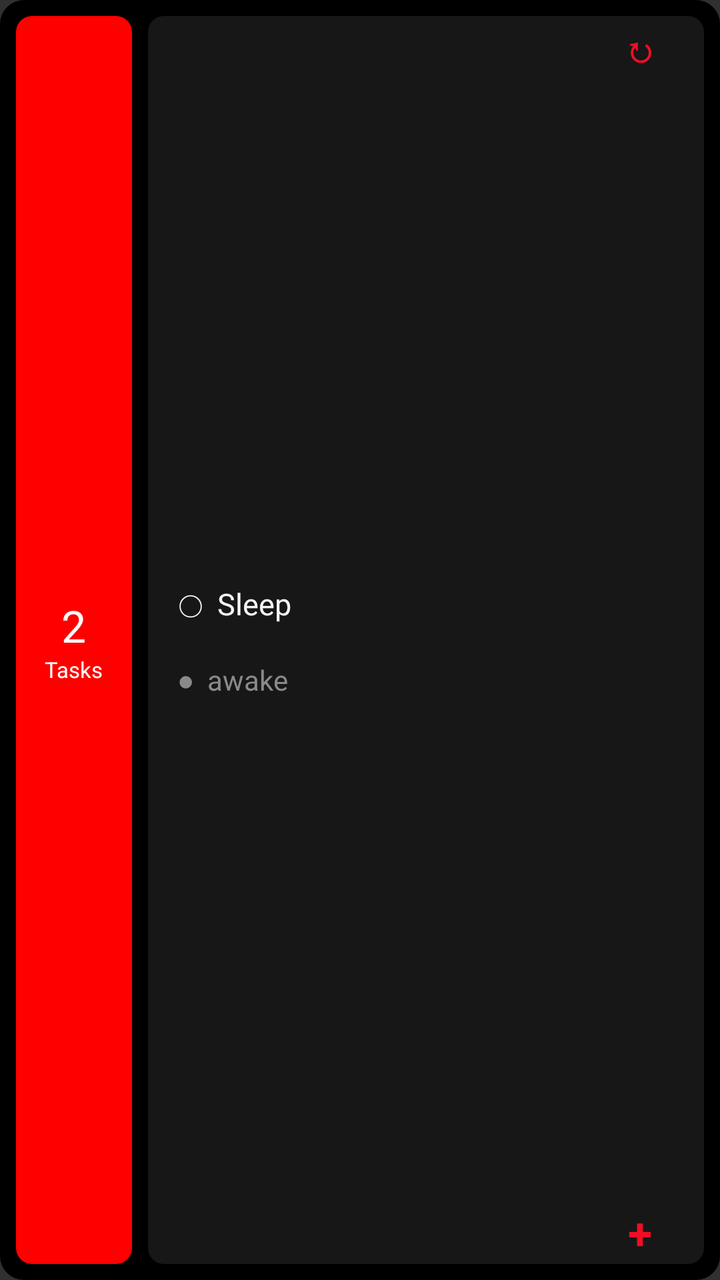
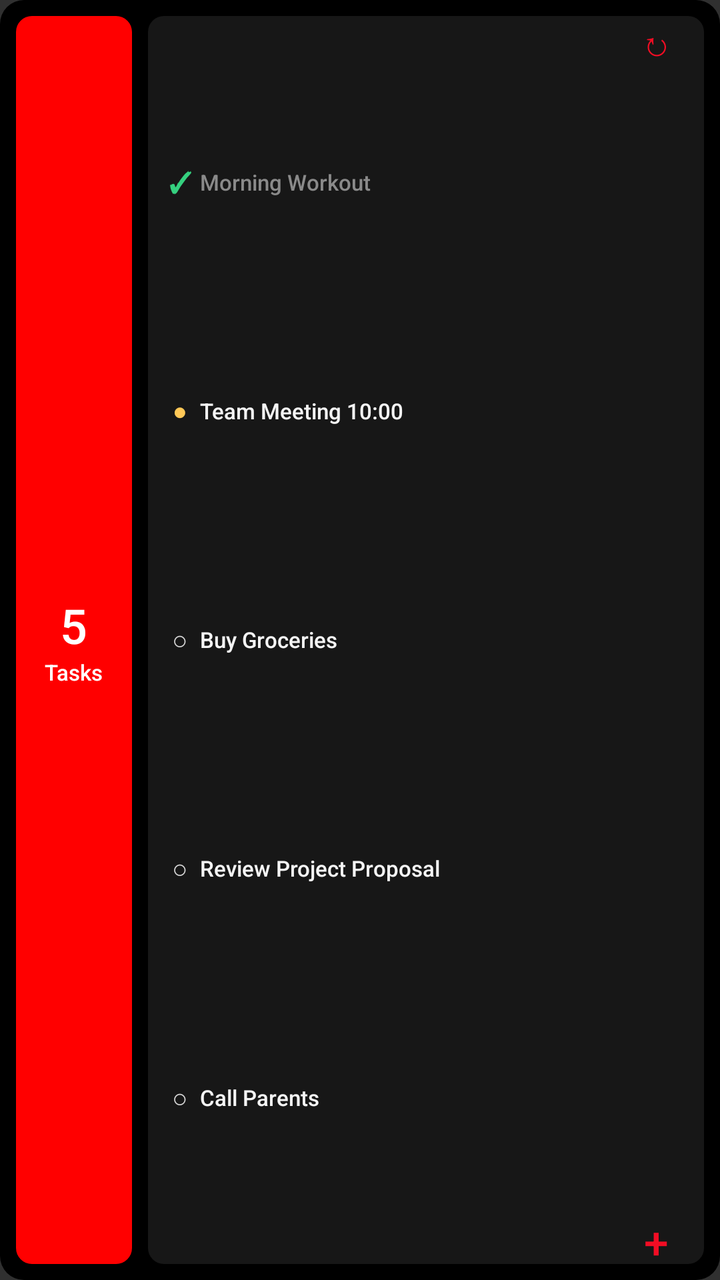

Before-and-after screenshots of an Android layout around one commit, followed by the original layout XML and the change that was made.
<!-- AndroidManifest.xml: application theme Theme.DarkTodo -->
<!-- res/layout/todo_widget_preview.xml -->
<?xml version="1.0" encoding="utf-8"?>
<FrameLayout xmlns:android="http://schemas.android.com/apk/res/android"
    android:layout_width="match_parent" android:layout_height="match_parent">
    <ImageView android:layout_width="match_parent" android:layout_height="match_parent"
        android:src="@drawable/widget_outer_background" android:scaleType="fitXY" />
    <LinearLayout android:layout_width="match_parent" android:layout_height="match_parent"
        android:orientation="horizontal" android:padding="8dp">
        <FrameLayout android:layout_width="58dp" android:layout_height="match_parent">
            <ImageView android:layout_width="match_parent" android:layout_height="match_parent" android:src="@drawable/widget_count_background" android:scaleType="fitXY" />
            <LinearLayout android:layout_width="match_parent" android:layout_height="match_parent" android:gravity="center" android:orientation="vertical">
                <TextView android:layout_width="wrap_content" android:layout_height="wrap_content" android:fontFamily="sans-serif" android:text="2" android:textColor="#FFFFFF" android:textSize="22sp" />
                <TextView android:layout_width="wrap_content" android:layout_height="wrap_content" android:fontFamily="sans-serif" android:text="Tasks" android:textColor="#FFFFFF" android:textSize="11sp" />
            </LinearLayout>
        </FrameLayout>
        <FrameLayout android:layout_width="0dp" android:layout_height="match_parent" android:layout_marginStart="8dp" android:layout_weight="1">
            <ImageView android:layout_width="match_parent" android:layout_height="match_parent" android:src="@drawable/widget_task_card_background" android:scaleType="fitXY" />
            <LinearLayout android:layout_width="match_parent" android:layout_height="match_parent" android:orientation="vertical" android:paddingStart="8dp" android:paddingEnd="8dp">
                <TextView android:layout_width="48dp" android:layout_height="32dp" android:layout_gravity="end" android:gravity="center" android:fontFamily="sans-serif" android:text="↻" android:textColor="#F20D24" android:textSize="18sp" android:textStyle="bold" />
                <LinearLayout android:layout_width="match_parent" android:layout_height="0dp" android:layout_weight="1" android:gravity="center_vertical" android:orientation="vertical">
                    <TextView android:layout_width="match_parent" android:layout_height="40dp" android:gravity="center_vertical" android:fontFamily="sans-serif" android:text="  ◯  Sleep" android:textColor="#F5F5F5" android:textSize="15sp" />
                    <TextView android:layout_width="match_parent" android:layout_height="36dp" android:gravity="center_vertical" android:fontFamily="sans-serif" android:text="  ●  awake" android:textColor="#8A8A8A" android:textSize="14sp" />
                </LinearLayout>
                <TextView android:layout_width="48dp" android:layout_height="32dp" android:layout_gravity="end" android:gravity="center" android:fontFamily="sans-serif" android:text="+" android:textColor="#F20D24" android:textSize="22sp" android:textStyle="bold" />
            </LinearLayout>
        </FrameLayout>
    </LinearLayout>
</FrameLayout>
<!-- resources referenced by this layout -->
<resources>
  <!-- drawable widget_count_background (drawable) -->
  <shape xmlns:android="http://schemas.android.com/apk/res/android" android:shape="rectangle">
      <corners android:radius="8dp" />
      <solid android:color="#FF0000" />
  </shape>
  <!-- drawable widget_outer_background (drawable) -->
  <shape xmlns:android="http://schemas.android.com/apk/res/android" android:shape="rectangle">
      <corners android:radius="12dp" />
      <solid android:color="#000000" />
  </shape>
  <!-- drawable widget_task_card_background (drawable) -->
  <shape xmlns:android="http://schemas.android.com/apk/res/android" android:shape="rectangle">
      <corners android:radius="8dp" />
      <solid android:color="#171717" />
  </shape>
  <style name="Theme.DarkTodo" parent="android:style/Theme.Material.NoActionBar">
          <item name="android:fontFamily">sans-serif</item>
          <item name="android:colorAccent">#FF0000</item>
          <item name="android:statusBarColor">#000000</item>
          <item name="android:navigationBarColor">#000000</item>
          <item name="android:windowLightStatusBar">false</item>
      </style>
</resources>

<!-- the commit's change to res/layout/todo_widget_preview.xml (unified diff, before → after) -->
@@ -8,19 +8,37 @@
         <FrameLayout android:layout_width="58dp" android:layout_height="match_parent">
             <ImageView android:layout_width="match_parent" android:layout_height="match_parent" android:src="@drawable/widget_count_background" android:scaleType="fitXY" />
             <LinearLayout android:layout_width="match_parent" android:layout_height="match_parent" android:gravity="center" android:orientation="vertical">
-                <TextView android:layout_width="wrap_content" android:layout_height="wrap_content" android:fontFamily="sans-serif" android:text="2" android:textColor="#FFFFFF" android:textSize="22sp" />
-                <TextView android:layout_width="wrap_content" android:layout_height="wrap_content" android:fontFamily="sans-serif" android:text="Tasks" android:textColor="#FFFFFF" android:textSize="11sp" />
+                <TextView android:layout_width="wrap_content" android:layout_height="wrap_content" android:fontFamily="sans-serif-medium" android:text="5" android:textColor="#FFFFFF" android:textSize="24sp" />
+                <TextView android:layout_width="wrap_content" android:layout_height="wrap_content" android:fontFamily="sans-serif-medium" android:text="Tasks" android:textColor="#FFFFFF" android:textSize="11sp" />
             </LinearLayout>
         </FrameLayout>
         <FrameLayout android:layout_width="0dp" android:layout_height="match_parent" android:layout_marginStart="8dp" android:layout_weight="1">
             <ImageView android:layout_width="match_parent" android:layout_height="match_parent" android:src="@drawable/widget_task_card_background" android:scaleType="fitXY" />
-            <LinearLayout android:layout_width="match_parent" android:layout_height="match_parent" android:orientation="vertical" android:paddingStart="8dp" android:paddingEnd="8dp">
-                <TextView android:layout_width="48dp" android:layout_height="32dp" android:layout_gravity="end" android:gravity="center" android:fontFamily="sans-serif" android:text="↻" android:textColor="#F20D24" android:textSize="18sp" android:textStyle="bold" />
+            <LinearLayout android:layout_width="match_parent" android:layout_height="match_parent" android:orientation="vertical" android:paddingStart="6dp" android:paddingEnd="6dp">
+                <TextView android:layout_width="36dp" android:layout_height="26dp" android:layout_gravity="end" android:gravity="center" android:fontFamily="sans-serif-medium" android:text="↻" android:textColor="#F20D24" android:textSize="17sp" />
                 <LinearLayout android:layout_width="match_parent" android:layout_height="0dp" android:layout_weight="1" android:gravity="center_vertical" android:orientation="vertical">
-                    <TextView android:layout_width="match_parent" android:layout_height="40dp" android:gravity="center_vertical" android:fontFamily="sans-serif" android:text="  ◯  Sleep" android:textColor="#F5F5F5" android:textSize="15sp" />
-                    <TextView android:layout_width="match_parent" android:layout_height="36dp" android:gravity="center_vertical" android:fontFamily="sans-serif" android:text="  ●  awake" android:textColor="#8A8A8A" android:textSize="14sp" />
+                    <LinearLayout android:layout_width="match_parent" android:layout_height="0dp" android:layout_weight="1" android:gravity="center_vertical" android:orientation="horizontal">
+                        <TextView android:layout_width="20dp" android:layout_height="match_parent" android:gravity="center" android:text="✓" android:textColor="#35D07F" android:textSize="14sp" android:textStyle="bold" />
+                        <TextView android:layout_width="0dp" android:layout_height="match_parent" android:layout_weight="1" android:gravity="center_vertical" android:fontFamily="sans-serif-medium" android:maxLines="1" android:text="Morning Workout" android:textColor="#8A8A8A" android:textSize="11sp" />
+                    </LinearLayout>
+                    <LinearLayout android:layout_width="match_parent" android:layout_height="0dp" android:layout_weight="1" android:gravity="center_vertical" android:orientation="horizontal">
+                        <TextView android:layout_width="20dp" android:layout_height="match_parent" android:gravity="center" android:text="●" android:textColor="#FFC857" android:textSize="12sp" />
+                        <TextView android:layout_width="0dp" android:layout_height="match_parent" android:layout_weight="1" android:gravity="center_vertical" android:fontFamily="sans-serif-medium" android:maxLines="1" android:text="Team Meeting 10:00" android:textColor="#F5F5F5" android:textSize="11sp" />
+                    </LinearLayout>
+                    <LinearLayout android:layout_width="match_parent" android:layout_height="0dp" android:layout_weight="1" android:gravity="center_vertical" android:orientation="horizontal">
+                        <TextView android:layout_width="20dp" android:layout_height="match_parent" android:gravity="center" android:text="○" android:textColor="#D7D7D7" android:textSize="13sp" />
+                        <TextView android:layout_width="0dp" android:layout_height="match_parent" android:layout_weight="1" android:gravity="center_vertical" android:fontFamily="sans-serif-medium" android:maxLines="1" android:text="Buy Groceries" android:textColor="#F5F5F5" android:textSize="11sp" />
+                    </LinearLayout>
+                    <LinearLayout android:layout_width="match_parent" android:layout_height="0dp" android:layout_weight="1" android:gravity="center_vertical" android:orientation="horizontal">
+                        <TextView android:layout_width="20dp" android:layout_height="match_parent" android:gravity="center" android:text="○" android:textColor="#D7D7D7" android:textSize="13sp" />
+                        <TextView android:layout_width="0dp" android:layout_height="match_parent" android:layout_weight="1" android:gravity="center_vertical" android:fontFamily="sans-serif-medium" android:maxLines="1" android:text="Review Project Proposal" android:textColor="#F5F5F5" android:textSize="11sp" />
+                    </LinearLayout>
+                    <LinearLayout android:layout_width="match_parent" android:layout_height="0dp" android:layout_weight="1" android:gravity="center_vertical" android:orientation="horizontal">
+                        <TextView android:layout_width="20dp" android:layout_height="match_parent" android:gravity="center" android:text="○" android:textColor="#D7D7D7" android:textSize="13sp" />
+                        <TextView android:layout_width="0dp" android:layout_height="match_parent" android:layout_weight="1" android:gravity="center_vertical" android:fontFamily="sans-serif-medium" android:maxLines="1" android:text="Call Parents" android:textColor="#F5F5F5" android:textSize="11sp" />
+                    </LinearLayout>
                 </LinearLayout>
-                <TextView android:layout_width="48dp" android:layout_height="32dp" android:layout_gravity="end" android:gravity="center" android:fontFamily="sans-serif" android:text="+" android:textColor="#F20D24" android:textSize="22sp" android:textStyle="bold" />
+                <TextView android:layout_width="36dp" android:layout_height="26dp" android:layout_gravity="end" android:gravity="center" android:fontFamily="sans-serif-medium" android:text="+" android:textColor="#F20D24" android:textSize="22sp" />
             </LinearLayout>
         </FrameLayout>
     </LinearLayout>
